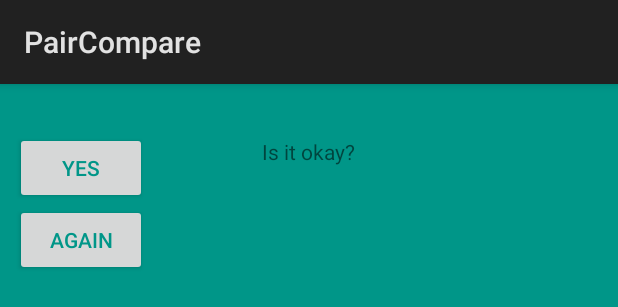
After one commit to EdwinBoos/PairCompare-Android, an Android app: the layout popup_window.xml on its own in the app's theme, with its tools: preview values and no code run, on a phone screen of 412 x 824 dp. The commit adds this screen. Shown: the top 307 px of the screen. Run offline under Robolectric (Android 15) with nearby library versions, the phone set to English and light mode, and no system bars.

Commit message:
[ENHANCEMENT] Crop Roi of face and show in popup

```diff
--- a/app/src/main/java/influenz/de/paircompare/interfaces/IConverter.java
+++ b/app/src/main/java/influenz/de/paircompare/interfaces/IConverter.java
@@ -7,6 +7,6 @@ import org.opencv.core.Mat;
 
 public interface IConverter
 {
-    public void convert(Mat mat, Bitmap bitmap);
+    public Object convert(Mat mat, Bitmap bitmap);
 
 }
--- a/app/src/main/java/influenz/de/paircompare/util/Mat2BitmapConverter.java
+++ b/app/src/main/java/influenz/de/paircompare/util/Mat2BitmapConverter.java
@@ -10,8 +10,10 @@ import influenz.de.paircompare.interfaces.IConverter;
 public final class Mat2BitmapConverter implements IConverter {
 
     @Override
-    public void convert(Mat mat, Bitmap bitmap) {
-
+    public Object convert(Mat mat, Bitmap bitmap)
+    {
+        Utils.matToBitmap(mat, bitmap);
+        return bitmap;
     }
 
 }
--- a/app/src/main/java/influenz/de/paircompare/util/NullObjectConverter.java
+++ b/app/src/main/java/influenz/de/paircompare/util/NullObjectConverter.java
@@ -10,9 +10,11 @@ import influenz.de.paircompare.interfaces.IConverter;
 public final class NullObjectConverter implements IConverter
 {
     @Override
-    public void convert(Mat mat, Bitmap bitmap)
+    public Object convert(Mat mat, Bitmap bitmap)
     {
         Log.e("NullObjectConverter", "Please check the action you provided to the converterFactory, " +
                 "something went wrong.");
+
+        return this;
     }
 }
--- /dev/null
+++ b/app/src/main/res/layout/popup_window.xml
@@ -0,0 +1,49 @@
+<?xml version="1.0" encoding="utf-8"?>
+<RelativeLayout xmlns:android="http://schemas.android.com/apk/res/android"
+    android:id="@+id/rl_custom_layout"
+    android:layout_width="match_parent"
+    android:layout_height="match_parent"
+    android:background="@color/colorAccent"
+    android:padding="10dp"
+    >
+
+    <ImageView
+        android:id="@+id/image_view_face1_id"
+        android:layout_width="wrap_content"
+        android:layout_height="wrap_content" />
+
+    <ImageView
+        android:id="@+id/image_view_face2_id"
+        android:layout_toRightOf="@+id/image_view_face1_id"
+        android:layout_width="wrap_content"
+        android:layout_height="wrap_content" />
+
+    <TextView
+        android:id="@+id/tv"
+        android:layout_width="wrap_content"
+        android:layout_below="@+id/image_view_face2_id"
+        android:layout_height="wrap_content"
+        android:layout_centerInParent="true"
+        android:padding="25sp"
+        android:text="@string/okay" />
+
+    <Button
+        android:id="@+id/flip_camera_id"
+        android:layout_width="wrap_content"
+        android:layout_height="wrap_content"
+        android:textColor="@color/colorAccent"
+        android:layout_below="@+id/tv"
+        android:text="@string/again" />
+
+    <Button
+        android:id="@+id/photo_button_id"
+        android:layout_width="wrap_content"
+        android:layout_height="wrap_content"
+        android:layout_above="@+id/flip_camera_id"
+        android:layout_alignEnd="@+id/flip_camera_id"
+        android:textColor="@color/colorAccent"
+        android:layout_alignStart="@+id/flip_camera_id"
+        android:text="@string/yes" />
+
+
+</RelativeLayout>
--- a/app/src/main/res/values/colors.xml
+++ b/app/src/main/res/values/colors.xml
@@ -2,6 +2,6 @@
 <resources>
     <color name="colorPrimary">#000000</color>
     <color name="colorPrimaryDark">#303F9F</color>
-    <color name="colorAccent">#FF4081</color>
+    <color name="colorAccent">#009688</color>
     <color name="primary_dark_material_dark_1">#000000</color>
 </resources>
--- a/app/src/main/res/values/strings.xml
+++ b/app/src/main/res/values/strings.xml
@@ -1,5 +1,9 @@
 <resources>
     <string name="app_name">PairCompare</string>
+    <string name="smart_detection">SMART DETECTION</string>
     <string name="take_photo">TAKE PHOTO</string>
     <string name="flip_camera">FLIP CAMERA</string>
+    <string name="okay">Is it okay?</string>
+    <string name="yes">YES</string>
+    <string name="again">AGAIN</string>
 </resources>
```
Also changed, not shown: app/src/main/java/influenz/de/paircompare/activity/OpenCVCameraActivity.java (+60 -13 lines), app/src/main/java/influenz/de/paircompare/util/Bitmap2MatConverter.java (+5 -2 lines), app/src/main/res/layout/activity_opencvcamera.xml (+37 -19 lines).
